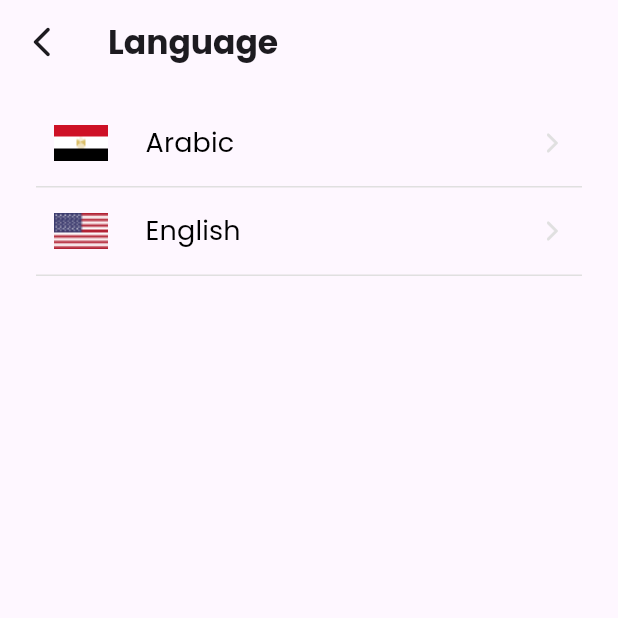
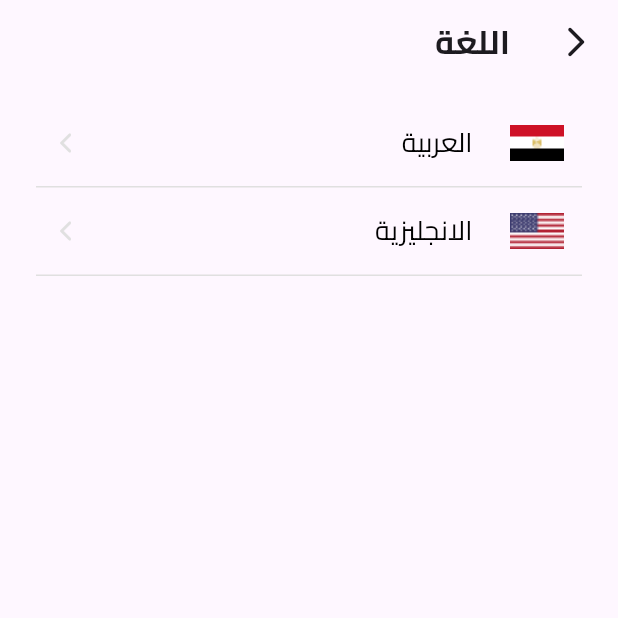
Before and after one commit to ACICT-DEPI/CAI1_SWD4_S9d-bank-application, a Flutter app: the LanguageProfileScreen screen opened by its route, after a tap on "Arabic", on a phone screen of 412 x 824 dp, the top half of it. Run offline on Flutter 3.47's test engine with Material 3 defaults, Android fonts, the light colour scheme and no system bars; our stand-ins replace awesome_dialog, cloud_firestore, firebase_auth, firebase_core, flutter_otp_text_field, get and 3 more; accounts and stored records are empty; project files that could hold a hidden picture were left out.

Commit message:
language page backend done

```diff
--- a/lib/core/localization/translation.dart
+++ b/lib/core/localization/translation.dart
@@ -58,6 +58,16 @@ class MyTranslation extends Translations {
           '47': 'Hello there, sign in to continue!',
           '48': 'Welcome to us,',
           '49': 'Hello there, create New account',
+          '50': 'Language',
+          '51': 'App Information',
+          '52': 'Date of manufacture',
+          '53': 'Version',
+          '54': 'Sept 2024',
+          '55': 'Settings',
+          '56': 'Profile Information',
+          '57': 'Customer Care',
+          '58': 'Edit Profile',
+          '59': 'Save update',
         },
         'ar': {
           '1': 'اختر لغتك',
@@ -111,6 +121,16 @@ class MyTranslation extends Translations {
           '47': 'مرحبًا، قم بتسجيل الدخول للمتابعة!',
           '48': 'مرحبا بكم عندنا،',
           '49': 'مرحبا، قم بإنشاء حساب جديد',
+          '50': 'اللغة',
+          '51': 'معلومات التطبيق',
+          '52': 'تاريخ الإنشاء',
+          '53': 'النسخة',
+          '54': 'سبتمير 2024',
+          '55': 'الاعدادات',
+          '56': 'معلومات الملف الشخصي',
+          '57': 'خدمة العملاء',
+          '58': 'تعديل الملف الشخصي',
+          '59': 'حفظ التعديل',
         },
       };
 }
--- a/lib/screen/settings/language_profile.dart
+++ b/lib/screen/settings/language_profile.dart
@@ -1,13 +1,14 @@
 import 'package:flutter/material.dart';
 import 'package:get/get.dart';
 import 'package:vaulta/controller/settings/language_page_controller.dart';
+import 'package:vaulta/core/localization/change_locale.dart';
 
-class LanguageProfileScreen extends StatelessWidget {
+class LanguageProfileScreen extends GetView<LocaleController> {
   const LanguageProfileScreen({super.key});
 
   @override
   Widget build(BuildContext context) {
-    LanguagePageControllerImpl controller =
+    LanguagePageControllerImpl langController =
         Get.put(LanguagePageControllerImpl());
     return Scaffold(
       appBar: AppBar(
@@ -15,7 +16,7 @@ class LanguageProfileScreen extends StatelessWidget {
             onPressed: (){Navigator.pop(context);},
             icon: Icon(Icons.arrow_back_ios_new_rounded)
         ),
-        title: Text('Language', style: TextStyle(fontWeight: FontWeight.bold),),
+        title: Text('50'.tr, style: TextStyle(fontWeight: FontWeight.bold),),
         elevation: 0,
       ),
       body: Container(
@@ -34,6 +35,7 @@ class LanguageProfileScreen extends StatelessWidget {
                 child: TextButton(
                     onPressed: () {
                       //edit app's language
+                      controller.changeLang('ar');
                     },
                     child: Row(
                       mainAxisSize: MainAxisSize.min,
@@ -44,7 +46,7 @@ class LanguageProfileScreen extends StatelessWidget {
                               Image.asset('assets/images/eg.png'),
                               SizedBox(width: 25,),
                               Text(
-                                'Arabic',
+                                '3'.tr,
                                 style: TextStyle(fontSize: 18, color: Colors.black),
                               ),
                             ],
@@ -66,6 +68,7 @@ class LanguageProfileScreen extends StatelessWidget {
                 child: TextButton(
                     onPressed: () {
                       //edit app's language
+                      controller.changeLang('en');
                     },
                     child: Row(
                       mainAxisSize: MainAxisSize.min,
@@ -76,7 +79,7 @@ class LanguageProfileScreen extends StatelessWidget {
                               Image.asset('assets/images/us.png'),
                               SizedBox(width: 25,),
                               Text(
-                                'English',
+                                '2'.tr,
                                 style: TextStyle(fontSize: 18, color: Colors.black),
                               ),
                             ],
```
Also changed, not shown: lib/screen/settings/app_info.dart (+5 -5 lines), lib/screen/settings/edit_profile.dart (+5 -5 lines), lib/screen/settings/profile_infromation.dart (+5 -5 lines), lib/screen/settings/settings.dart (+5 -5 lines).
